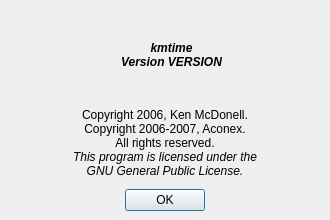
This is src/time/aboutdialog.ui in performancecopilot/pcp as Qt 5 draws it before an edit. The edited form follows.
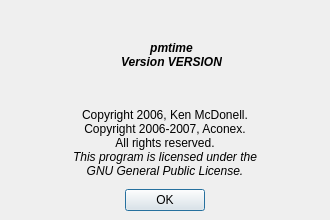
This is the edited form. Icons and pictures are not drawn.

Commit message: The great source file renaming of '09.  The build now generates pmchart/pmtime/pmquery/pmdumptext binaries.

```diff
--- a/src/time/aboutdialog.ui
+++ b/src/time/aboutdialog.ui
@@ -93,7 +93,7 @@
           <string>&lt;html>&lt;head>&lt;meta name="qrichtext" content="1" />&lt;style type="text/css">
 p, li { white-space: pre-wrap; }
 &lt;/style>&lt;/head>&lt;body style=" font-family:'Sans Serif'; font-size:9pt; font-weight:400; font-style:normal; text-decoration:none;">
-&lt;p style=" margin-top:0px; margin-bottom:0px; margin-left:0px; margin-right:0px; -qt-block-indent:0; text-indent:0px;">&lt;span style=" font-weight:600; font-style:italic;">kmtime&lt;/span>&lt;br />&lt;span style=" font-weight:600; font-style:italic;">Version VERSION&lt;/span>&lt;/p>&lt;/body>&lt;/html></string>
+&lt;p style=" margin-top:0px; margin-bottom:0px; margin-left:0px; margin-right:0px; -qt-block-indent:0; text-indent:0px;">&lt;span style=" font-weight:600; font-style:italic;">pmtime&lt;/span>&lt;br />&lt;span style=" font-weight:600; font-style:italic;">Version VERSION&lt;/span>&lt;/p>&lt;/body>&lt;/html></string>
          </property>
          <property name="alignment" >
           <set>Qt::AlignCenter</set>
```
Left out of the diff: 6 changed lines with no effect on the pictures. The commit also changes 73 other files.
